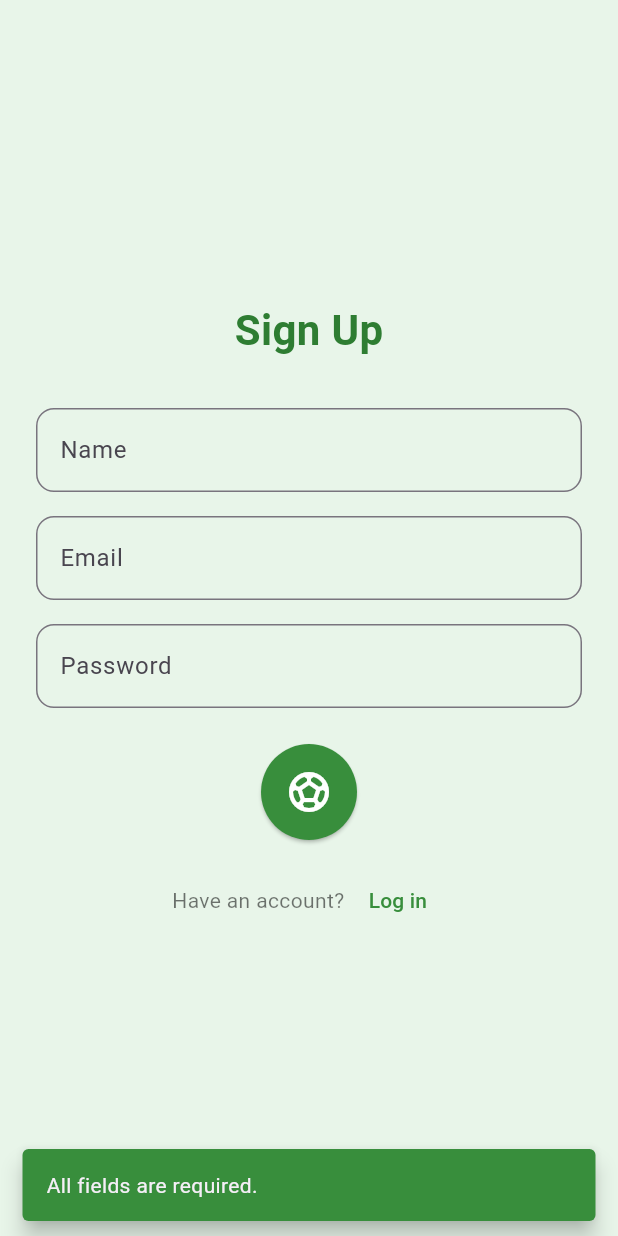
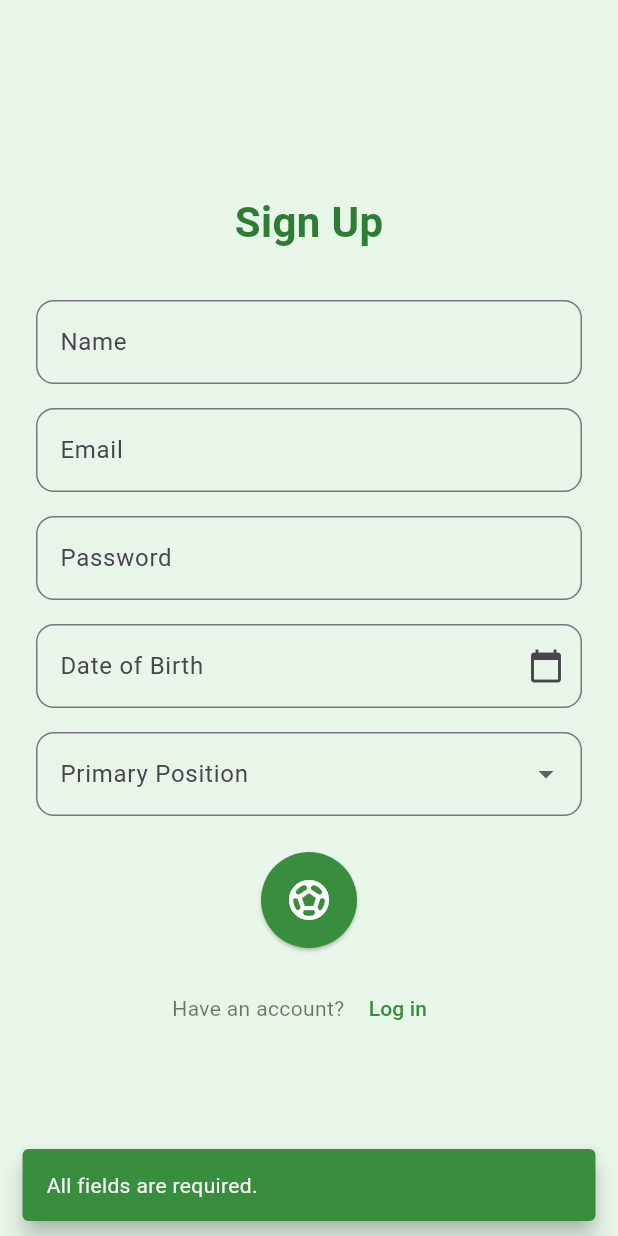
Before and after one commit to ABNaseer/Footy-Time, a Flutter app: the SignupPage screen opened by its route, after a tap on the "sports soccer" icon, on a phone screen of 412 x 824 dp. Run offline on Flutter 3.47's test engine with Material 3 defaults, Android fonts, the phone set to English and light mode, and no system bars; our stand-ins replace cloud_firestore, firebase_auth, firebase_core, flutter_svg; accounts and stored records are empty.

Commit message:
added some signup logic

```diff
--- a/lib/screens/signup.dart
+++ b/lib/screens/signup.dart
@@ -1,13 +1,82 @@
 import 'package:flutter/material.dart';
-import 'package:firebase_auth/firebase_auth.dart';
+import '../services/user_service.dart'; // Import the new user service
 
-class SignupPage extends StatelessWidget {
+class SignupPage extends StatefulWidget {
+  @override
+  _SignupPageState createState() => _SignupPageState();
+}
+
+class _SignupPageState extends State<SignupPage> {
+  final _userService = UserService();
+  final _nameController = TextEditingController();
+  final _emailController = TextEditingController();
+  final _passwordController = TextEditingController();
+  final _dobController = TextEditingController();
+
+  String? _selectedPosition;
+
+  final List<String> _positions = [
+    'Goalkeeper', 'Defender', 'Midfielder', 'Forward'
+  ];
+
+  Future<void> _selectDate(BuildContext context) async {
+    final DateTime? pickedDate = await showDatePicker(
+      context: context,
+      initialDate: DateTime.now(),
+      firstDate: DateTime(1950),
+      lastDate: DateTime.now(),
+    );
+    if (pickedDate != null) {
+      _dobController.text = "${pickedDate.day}/${pickedDate.month}/${pickedDate.year}";
+    }
+  }
+
+  void _showSnackbar(String message) {
+    ScaffoldMessenger.of(context).showSnackBar(
+      SnackBar(
+        content: Text(message),
+        behavior: SnackBarBehavior.floating,
+        backgroundColor: Colors.green[700],
+      ),
+    );
+  }
+
+  void _handleSignUp() async {
+    final name = _nameController.text.trim();
+    final email = _emailController.text.trim();
+    final password = _passwordController.text.trim();
+    final dob = _dobController.text.trim();
+
+    // Validate inputs
+    if (name.isEmpty || email.isEmpty || password.isEmpty || dob.isEmpty) {
+      _showSnackbar("All fields are required.");
+      return;
+    }
+
+    if (password.length < 6) {
+      _showSnackbar("Password must be at least 6 characters.");
+      return;
+    }
+
+    // Attempt signup
+    final result = await _userService.signUp(
+      name: name,
+      email: email,
+      password: password,
+      dateOfBirth: dob,
+      primaryPosition: _selectedPosition,
+    );
+
+    // Handle signup result
+    if (result != null && result.length < 20) { // Error message
+      _showSnackbar(result);
+    } else {
+      Navigator.pushReplacementNamed(context, '/home');
+    }
+  }
+
   @override
   Widget build(BuildContext context) {
-    final nameController = TextEditingController();
-    final emailController = TextEditingController();
-    final passwordController = TextEditingController();
-
     return Scaffold(
       backgroundColor: Colors.green[50],
       body: Center(
@@ -28,7 +97,7 @@ class SignupPage extends StatelessWidget {
                 ),
                 SizedBox(height: 32),
                 TextField(
-                  controller: nameController,
+                  controller: _nameController,
                   decoration: InputDecoration(
                     labelText: "Name",
                     border: OutlineInputBorder(
@@ -38,7 +107,7 @@ class SignupPage extends StatelessWidget {
                 ),
                 SizedBox(height: 16),
                 TextField(
-                  controller: emailController,
+                  controller: _emailController,
                   decoration: InputDecoration(
                     labelText: "Email",
                     border: OutlineInputBorder(
@@ -48,7 +117,7 @@ class SignupPage extends StatelessWidget {
                 ),
                 SizedBox(height: 16),
                 TextField(
-                  controller: passwordController,
+                  controller: _passwordController,
                   obscureText: true,
                   decoration: InputDecoration(
                     labelText: "Password",
@@ -57,50 +126,44 @@ class SignupPage extends StatelessWidget {
                     ),
                   ),
                 ),
+                SizedBox(height: 16),
+                TextField(
+                  controller: _dobController,
+                  decoration: InputDecoration(
+                    labelText: "Date of Birth",
+                    border: OutlineInputBorder(
+                      borderRadius: BorderRadius.circular(12.0),
+                    ),
+                    suffixIcon: IconButton(
+                      icon: Icon(Icons.calendar_today),
+                      onPressed: () => _selectDate(context),
+                    ),
+                  ),
+                  readOnly: true,
+                ),
+                SizedBox(height: 16),
+                DropdownButtonFormField<String>(
+                  decoration: InputDecoration(
+                    labelText: "Primary Position",
+                    border: OutlineInputBorder(
+                      borderRadius: BorderRadius.circular(12.0),
+                    ),
+                  ),
+                  items: _positions.map((String position) {
+                    return DropdownMenuItem<String>(
+                      value: position,
+                      child: Text(position),
+                    );
+                  }).toList(),
+                  onChanged: (value) {
+                    setState(() {
+                      _selectedPosition = value;
+                    });
+                  },
+                ),
                 SizedBox(height: 24),
                 ElevatedButton(
-                  onPressed: () async {
-                    final name = nameController.text.trim();
-                    final email = emailController.text.trim();
-                    final password = passwordController.text.trim();
-
-                    if (name.isEmpty || email.isEmpty || password.isEmpty) {
-                      _showSnackbar(context, "All fields are required.");
-                      return;
-                    }
-
-                    if (password.length < 6) {
-                      _showSnackbar(context, "Password must be at least 6 characters.");
-                      return;
-                    }
-
-                    try {
-                      await FirebaseAuth.instance.createUserWithEmailAndPassword(
-                        email: email,
-                        password: password,
-                      );
-                      Navigator.pushReplacementNamed(context, '/home');
-                    } on FirebaseAuthException catch (e) {
-                      String message;
-                      switch (e.code) {
-                        case 'email-already-in-use':
-                          message = "The email address is already in use.";
-                          break;
-                        case 'invalid-email':
-                          message = "The email address is badly formatted.";
-                          break;
-                        case 'weak-password':
-                          message = "The password is too weak.";
-                          break;
-                        default:
-                          message = "An error occurred: ${e.code}";
-                          break;
-                      }
-                      _showSnackbar(context, message);
-                    } catch (e) {
-                      _showSnackbar(context, "An unexpected error occurred.");
-                    }
-                  },
+                  onPressed: _handleSignUp,
                   style: ElevatedButton.styleFrom(
                     padding: EdgeInsets.all(16),
                     backgroundColor: Colors.green[700],
@@ -133,14 +196,4 @@ class SignupPage extends StatelessWidget {
       ),
     );
   }
-
-  void _showSnackbar(BuildContext context, String message) {
-    ScaffoldMessenger.of(context).showSnackBar(
-      SnackBar(
-        content: Text(message),
-        behavior: SnackBarBehavior.floating,
-        backgroundColor: Colors.green[700],
-      ),
-    );
-  }
 }
--- a/pubspec.yaml
+++ b/pubspec.yaml
@@ -16,6 +16,7 @@ dependencies:
   flutter_svg: ^2.0.14
   firebase_core: ^3.8.0
   firebase_auth: ^5.3.3
+  cloud_firestore: ^5.5.1
 
 
 dev_dependencies:
```
Also changed, not shown: lib/screens/home.dart (+44 -2 lines), lib/services/user_service.dart (added, +49 -0 lines), lib/services/firestore.dart (added), pubspec.lock, 3 other files.
